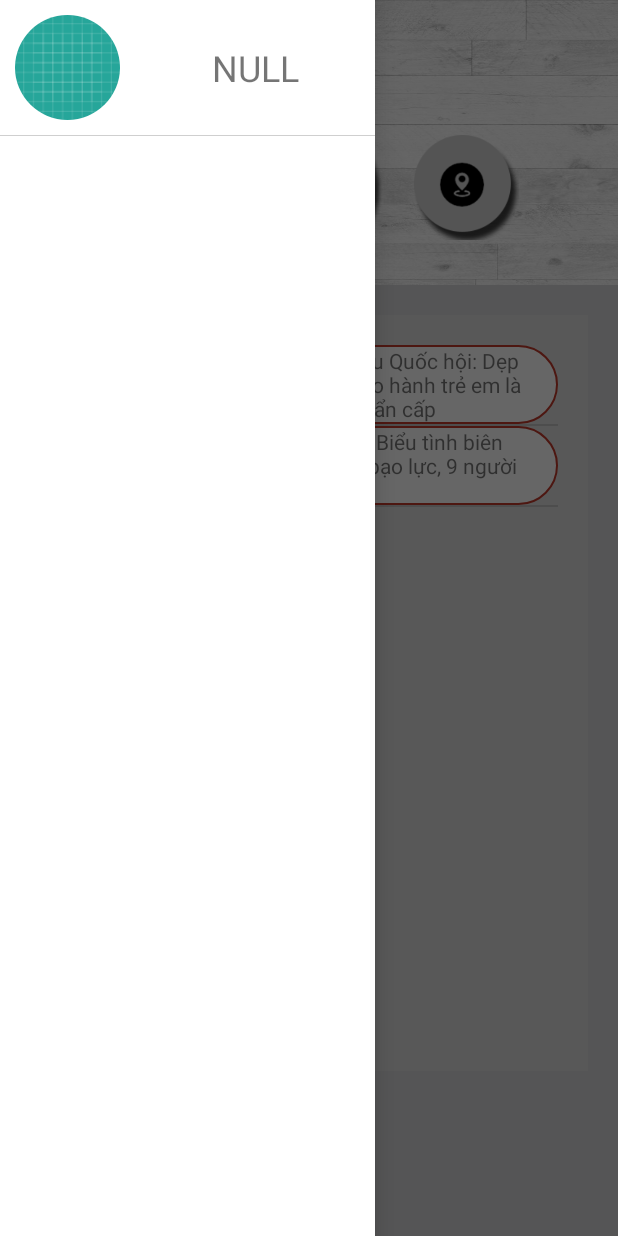
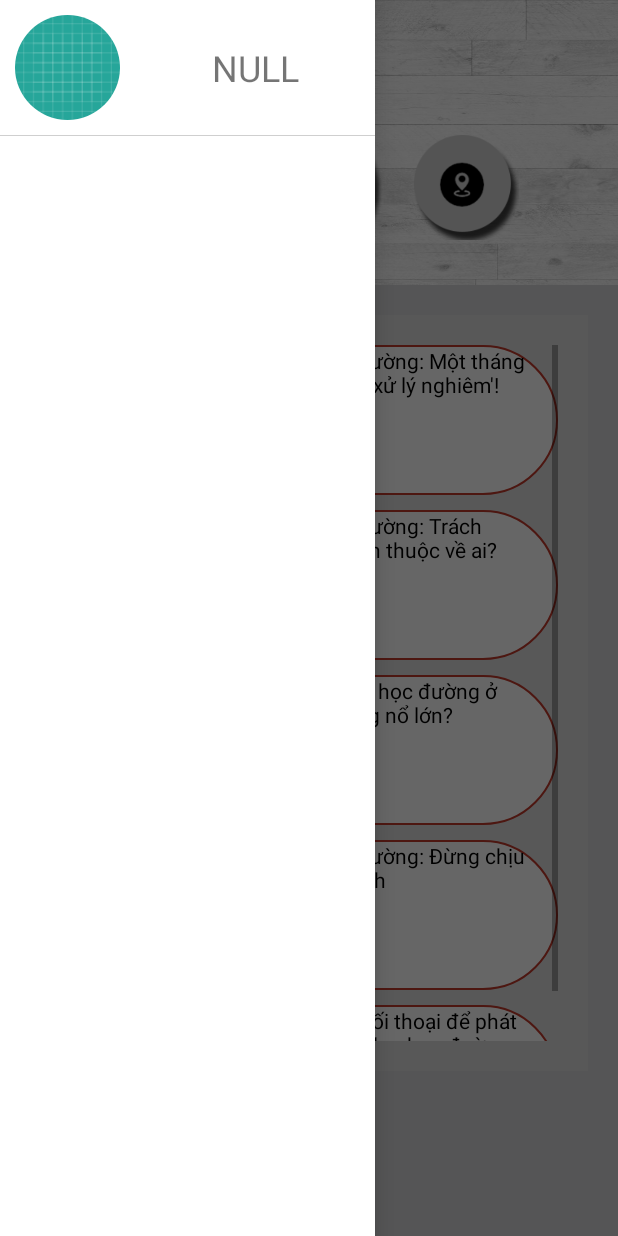
Before and after one commit to trungtienit/baseapp, an Android app: the MainActivity screen opened directly, with no data from a screen before it, with the side drawer open, on a phone screen of 412 x 824 dp. Run offline under Robolectric (Android 15) with nearby library versions, the phone set to English and light mode, and no system bars; our stand-ins replace ButterKnife, CircleImageView, Firebase (no records; nobody signed in at launch, a user with empty details on screens opened directly); libraries missing offline, so code that uses them is left out: com.facebook, com.facebook.login; pictures from the network do not load; 1 statement that could not run was skipped.

Commit message:
update home

```diff
--- a/app/src/main/java/com/example/trantien/appreview/MainActivity.java
+++ b/app/src/main/java/com/example/trantien/appreview/MainActivity.java
@@ -16,8 +16,8 @@ import android.widget.ListView;
 
 import com.example.trantien.appreview.base.AppConstants;
 import com.example.trantien.appreview.base.drawer.DrawerActivity;
-import com.example.trantien.appreview.mvp.NewsAdapter;
-import com.example.trantien.appreview.mvp.NewsModel;
+import com.example.trantien.appreview.mvp.Home.NewsAdapter;
+import com.example.trantien.appreview.mvp.Home.NewsModel;
 import com.example.trantien.appreview.mvp.login.model.Message;
 import com.example.trantien.appreview.mvp.login.view.ConnectFirebase;
 import com.example.trantien.appreview.mvp.login.view.LoginActivity;
@@ -55,6 +55,11 @@ public class MainActivity extends DrawerActivity  implements LocationListener {
     MySharedPreferences mySharedPreferences;
     public String email="admin@gmail.com";
     public String password="112233";
+
+    private List<NewsModel> list;
+
+
+
     @Override
     protected int getLayoutId() {
         return R.layout.activity_main;
@@ -121,15 +126,24 @@ public class MainActivity extends DrawerActivity  implements LocationListener {
         }else
             setInfor(mySharedPreferences.Get("imageURL"),mySharedPreferences.Get("fullname"));
 
-        List<NewsModel> list = new ArrayList<>();
-        list.add(new NewsModel(null, "Đại biểu Quốc hội: Dẹp nạn bạo hành trẻ em là việc khẩn cấp"));
-        list.add(new NewsModel(null, "Ấn Độ: Biểu tình biên thành bạo lực, 9 người chết"));
+
+        this.getData();
 
         this.listView = (ListView)findViewById(R.id.listNews);
 
         this.listView.setAdapter(new NewsAdapter(list, this));
 
             setInfor(mySharedPreferences.Get("imageURL"),mySharedPreferences.Get("fullname"));
+    }
+
+    private void getData(){
+        this.list = new ArrayList<>();
+        this.list.add(new NewsModel("news_1", "Bạo lực học đường: Một tháng 6 lần 'yêu cầu xử lý nghiêm'!", "https://thanhnien.vn/giao-duc/bao-luc-hoc-duong-mot-thang-6-lan-yeu-cau-xu-ly-nghiem-949624.html"));
+        this.list.add(new NewsModel("news_2", "Bạo lực học đường: Trách nhiệm đầu tiên thuộc về ai?", "https://news.zing.vn/bao-luc-hoc-duong-trach-nhiem-dau-tien-thuoc-ve-ai-post791305.html"));
+        this.list.add(new NewsModel("news_3", "Vì sao bạo lực học đường ở Việt Nam bùng nổ lớn?", "https://chantroimoimedia.com/2018/03/22/vi-sao-bao-luc-hoc-duong-o-viet-nam-bung-no-lon/"));
+        this.list.add(new NewsModel("news_4", "Bạo lực học đường: Đừng chịu đựng một mình", "http://dantri.com.vn/giao-duc-khuyen-hoc/bao-luc-hoc-duong-dung-chiu-dung-mot-minh-20180203121623315.htm"));
+        this.list.add(new NewsModel("news_5", "Tăng cường đối thoại để phát hiện sớm bạo lực học đường", "https://tuoitre.vn/tang-cuong-doi-thoai-de-phat-hien-som-bao-luc-hoc-duong-2018040510513018.htm"));
+
     }
 
     @Override
--- a/app/src/main/java/com/example/trantien/appreview/mvp/Home/NewsAdapter.java
+++ b/app/src/main/java/com/example/trantien/appreview/mvp/Home/NewsAdapter.java
@@ -1,12 +1,12 @@
 package com.example.trantien.appreview.mvp.Home;
 
 import android.content.Context;
-import android.support.v7.widget.RecyclerView;
+import android.graphics.drawable.Drawable;
+import android.util.Log;
 import android.view.LayoutInflater;
 import android.view.View;
 import android.view.ViewGroup;
 import android.widget.ArrayAdapter;
-import android.widget.BaseAdapter;
 import android.widget.ImageView;
 import android.widget.TextView;
 
@@ -53,15 +53,27 @@ public class NewsAdapter extends ArrayAdapter<NewsModel> {
         // 3. Get the two text view from the rowView
         TextView title = (TextView) rowView.findViewById(R.id.txtTitle);
 
+        ImageView image = rowView.findViewById(R.id.image);
+
         // 4. Set the text for textView
         title.setText(listData.get(position).getTitle());
+        image.setImageResource(getMipmapResIdByName(listData.get(position).getImage()));
 
         // 5. retrn rowView
         return rowView;
     }
 
-    static class ViewHolder{
-        ImageView image;
-        TextView title;
+    public int getMipmapResIdByName(String resName)  {
+        String pkgName = context.getPackageName();
+
+        // Trả về 0 nếu không tìm thấy.
+        int resID = context.getResources().getIdentifier(resName , "drawable", pkgName);
+        Log.i("CustomListView", "Res Name: "+ resName+"==> Res ID = "+ resID);
+        return resID;
+    }
+
+    private Drawable getImage(String resName){
+        int resourceId = context.getResources().getIdentifier(resName, "drawable", context.getPackageName());
+        return context.getResources().getDrawable(resourceId);
     }
 }
--- a/app/src/main/java/com/example/trantien/appreview/mvp/Home/NewsModel.java
+++ b/app/src/main/java/com/example/trantien/appreview/mvp/Home/NewsModel.java
@@ -7,19 +7,29 @@ import android.widget.ImageView;
  */
 
 public class NewsModel {
-    private ImageView image;
+    private String image;
     private String title;
+    private String url;
 
-    public NewsModel(ImageView image, String title) {
+    public NewsModel(String image, String title, String url) {
         this.image = image;
         this.title = title;
+        this.url = url;
     }
 
-    public ImageView getImage() {
+    public String getUrl() {
+        return url;
+    }
+
+    public void setUrl(String url) {
+        this.url = url;
+    }
+
+    public String getImage() {
         return image;
     }
 
-    public void setImage(ImageView image) {
+    public void setImage(String image) {
         this.image = image;
     }
 
--- a/app/src/main/java/com/example/trantien/appreview/mvp/NewsAdapter.java
+++ /dev/null
@@ -1,73 +0,0 @@
-package com.example.trantien.appreview.mvp;
-
-import android.app.Activity;
-import android.content.Context;
-import android.view.LayoutInflater;
-import android.view.View;
-import android.view.ViewGroup;
-import android.widget.BaseAdapter;
-import android.widget.ImageView;
-import android.widget.TextView;
-
-import com.example.trantien.appreview.R;
-
-import java.util.List;
-
-/**
- * Created by QuocTuyen on 5/27/2018.
- */
-
-public class NewsAdapter extends BaseAdapter {
-
-    private List<NewsModel> listData;
-    private LayoutInflater layoutInflater;
-    private Context context;
-
-    public NewsAdapter(List<NewsModel> listData, Context context) {
-        this.listData = listData;
-        this.context = context;
-    }
-
-    @Override
-    public int getCount() {
-        return listData.size();
-    }
-
-    @Override
-    public Object getItem(int position) {
-        return listData.get(position);
-    }
-
-    @Override
-    public long getItemId(int position) {
-        return position;
-    }
-
-    @Override
-    public View getView(int position, View convertView, ViewGroup parent) {
-        ViewHolder holder;
-        if(convertView == null){
-            LayoutInflater mInflater = (LayoutInflater) context.getSystemService(Activity.LAYOUT_INFLATER_SERVICE);
-            convertView = mInflater.inflate(R.layout.home_list_view_item, null);
-           // convertView = layoutInflater.inflate(R.layout.home_list_view_item, parent);
-            holder = new ViewHolder();
-//            holder.image = (ImageView)convertView.findViewById(R.id.image);
-            holder.title = (TextView)convertView.findViewById(R.id.txtTitle);
-            convertView.setTag(holder);
-        }
-        else
-            holder = (ViewHolder)convertView.getTag();
-
-        NewsModel news = this.listData.get(position);
-        holder.title.setText(news.getTitle());
-
-        //Add image
-
-        return convertView;
-    }
-
-    static class ViewHolder{
-        ImageView image;
-        TextView title;
-    }
-}
--- a/app/src/main/java/com/example/trantien/appreview/mvp/NewsModel.java
+++ /dev/null
@@ -1,33 +0,0 @@
-package com.example.trantien.appreview.mvp;
-
-import android.widget.ImageView;
-
-/**
- * Created by QuocTuyen on 5/26/2018.
- */
-
-public class NewsModel {
-    private ImageView image;
-    private String title;
-
-    public NewsModel(ImageView image, String title) {
-        this.image = image;
-        this.title = title;
-    }
-
-    public ImageView getImage() {
-        return image;
-    }
-
-    public void setImage(ImageView image) {
-        this.image = image;
-    }
-
-    public String getTitle() {
-        return title;
-    }
-
-    public void setTitle(String title) {
-        this.title = title;
-    }
-}
--- a/app/src/main/res/layout/activity_main.xml
+++ b/app/src/main/res/layout/activity_main.xml
@@ -71,6 +71,8 @@
                 android:id="@+id/listNews"
                 android:background="@drawable/forceground_white"
                 android:layout_weight="1"
+                android:dividerHeight="10dp"
+                android:divider="@color/transparent"
                 android:layout_width="match_parent"
                 android:layout_height="wrap_content">
             </ListView>
--- a/app/src/main/res/layout/home_list_view_item.xml
+++ b/app/src/main/res/layout/home_list_view_item.xml
@@ -6,22 +6,27 @@
     <LinearLayout
         android:background="@drawable/list_item_bound"
         android:orientation="horizontal"
-        android:weightSum="1"
+        android:weightSum="3"
         android:layout_width="match_parent"
-        android:layout_height="wrap_content">
+        android:layout_height="100dp">
 
         <ImageView
             android:id="@+id/image"
-            android:layout_weight="0.5"
+            android:src="@drawable/news_2"
+            android:layout_weight="2"
+            android:scaleType="fitXY"
             android:layout_width="match_parent"
             android:layout_height="wrap_content" />
 
         <FrameLayout
-            android:layout_weight="0.5"
+            android:layout_weight="1"
             android:layout_width="match_parent"
             android:layout_height="wrap_content">
             <TextView
                 android:id="@+id/txtTitle"
+                android:paddingRight="20dp"
+                android:paddingLeft="10dp"
+                android:textColor="@color/black"
                 android:text="Đểu biểu Quội Hội: Dẹp nạn bạo hành trẻ em là việc khẩn cấp"
                 android:textAlignment="textStart"
                 android:layout_width="match_parent"
```
Also changed, not shown: app/src/main/java/com/example/trantien/appreview/HomeActivity.java (deleted, +0 -176 lines), app/src/main/res/values/news.xml (added, +9 -0 lines), app/src/main/res/drawable/news_1.jpg (added), app/src/main/res/drawable/news_2.gif (added), app/src/main/res/drawable/news_3.jpg (added), app/src/main/res/drawable/news_4.jpg (added), app/src/main/res/drawable/news_5.gif (added).
